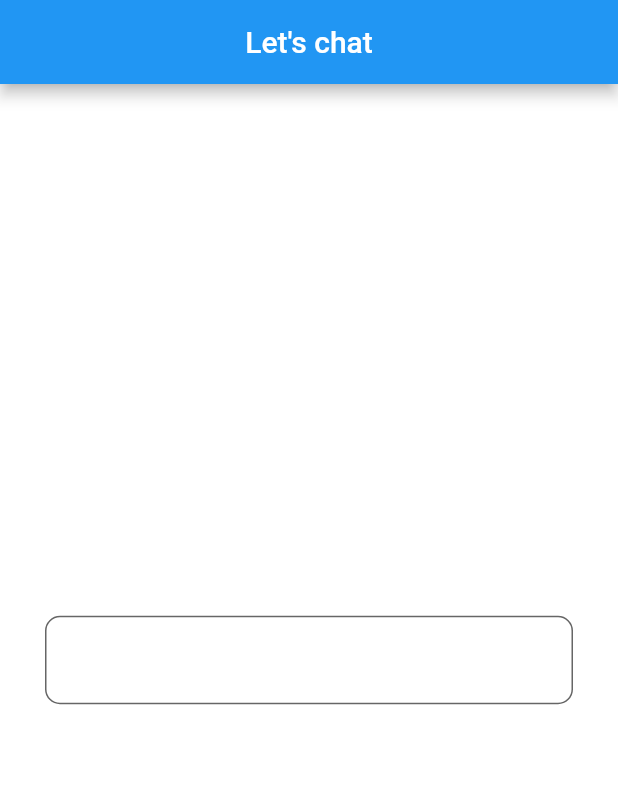
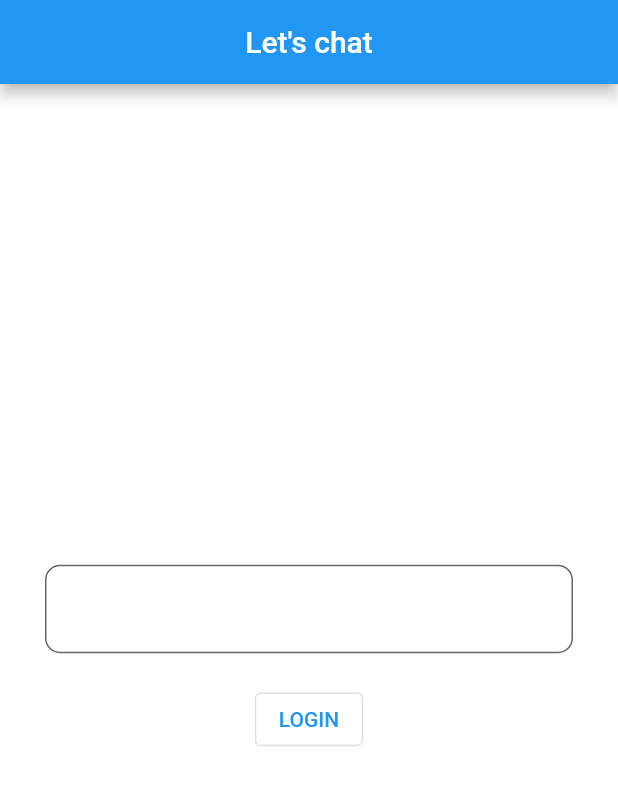
Before and after one commit to Askydev/Blabber, a Flutter app: the screen it shows after launch, on a phone screen of 412 x 824 dp. Shown: the top 785 px of the screen. Run offline on Flutter 3.47's test engine with Material 2 defaults, Android fonts, the phone set to English and light mode, and no system bars.

Commit message:
Screen- LoginS

```diff
--- a/lib/LoginScreen.dart
+++ b/lib/LoginScreen.dart
@@ -40,9 +40,19 @@ class _LoginScreenState extends State<LoginScreen> {
                   ),
                 ),
                 filled: true,
-                fillColor: Colors.white
+                fillColor: Colors.white,
+                contentPadding: EdgeInsets.all(20.0),
               ),
             ),
+            SizedBox(
+              height: 20.0,
+            ),
+            OutlinedButton(
+              onPressed: () {
+                //
+              },
+              child: Text("LOGIN"),
+            )
           ],
         ),
       ),
```
